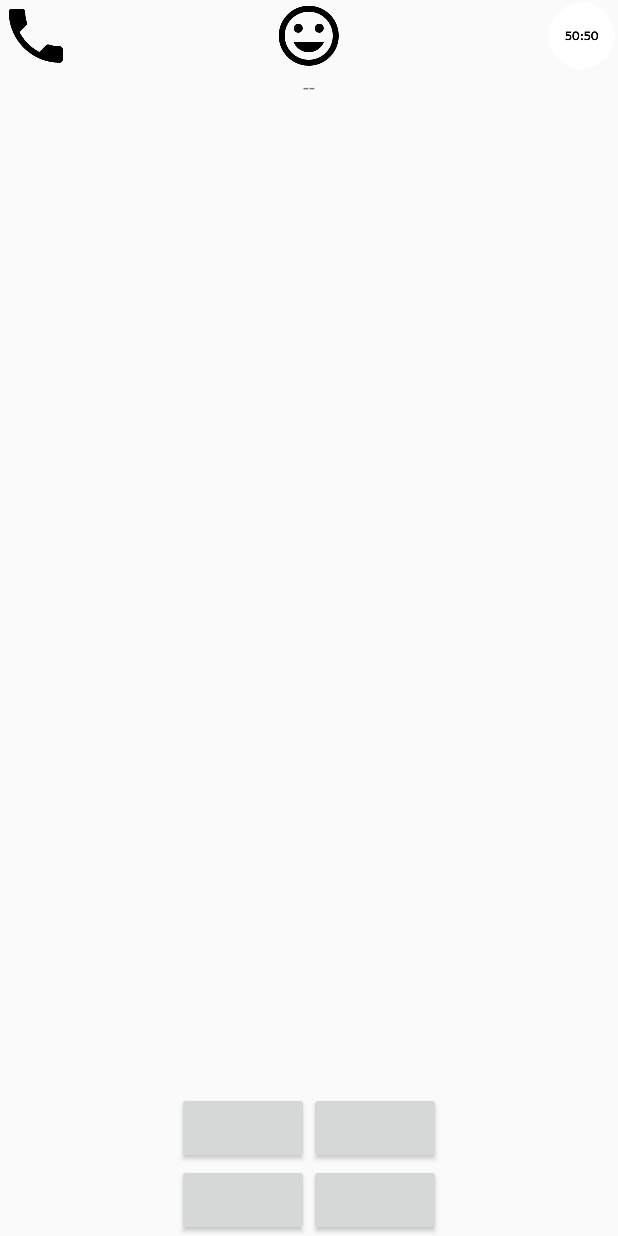
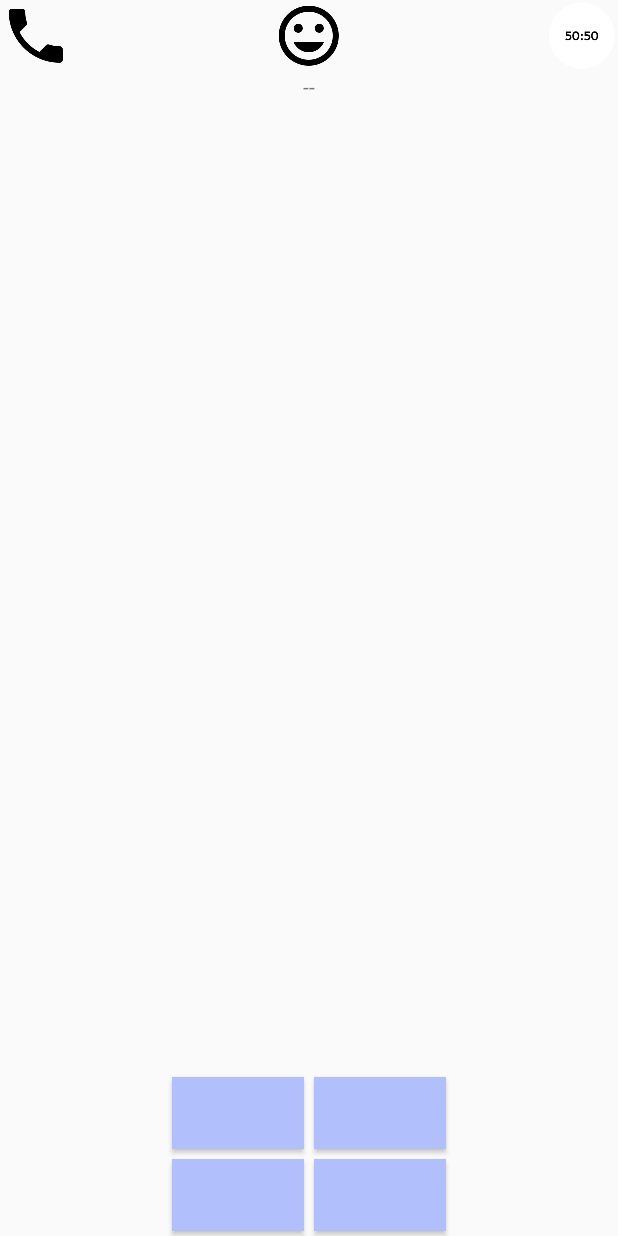
Before and after one commit to FalsyQuiz/FalsyQuiz, an Android app: the layout activity_question.xml on its own in the app's theme, with its tools: preview values and no code run, on a phone screen of 412 x 824 dp. Run offline under Robolectric (Android 15) with nearby library versions, the phone set to English and light mode, and no system bars.

```diff
--- a/app/src/main/res/layout/activity_question.xml
+++ b/app/src/main/res/layout/activity_question.xml
@@ -62,26 +62,34 @@
         <Button
             android:id="@+id/questionActivity_optionA_button"
             android:layout_width="wrap_content"
-            android:layout_height="wrap_content" />
+            android:layout_height="wrap_content"
+            android:background="@color/QuestionActivity_buttonColor"
+            android:layout_margin="@dimen/OptionButtonMargin"  />
 
         <Button
             android:id="@+id/questionActivity_optionB_button"
             android:layout_width="wrap_content"
             android:layout_height="wrap_content"
-            android:layout_toRightOf="@id/questionActivity_optionA_button"/>
+            android:layout_toRightOf="@id/questionActivity_optionA_button"
+            android:background="@color/QuestionActivity_buttonColor"
+            android:layout_margin="@dimen/OptionButtonMargin" />
 
         <Button
             android:id="@+id/questionActivity_optionC_button"
             android:layout_width="wrap_content"
             android:layout_height="wrap_content"
-            android:layout_below="@id/questionActivity_optionA_button" />
+            android:layout_below="@id/questionActivity_optionA_button"
+            android:background="@color/QuestionActivity_buttonColor"
+            android:layout_margin="@dimen/OptionButtonMargin" />
 
         <Button
             android:id="@+id/questionActivity_optionD_button"
             android:layout_width="wrap_content"
             android:layout_height="wrap_content"
             android:layout_toRightOf="@id/questionActivity_optionC_button"
-            android:layout_below="@id/questionActivity_optionB_button"/>
+            android:layout_below="@id/questionActivity_optionB_button"
+            android:background="@color/QuestionActivity_buttonColor"
+            android:layout_margin="@dimen/OptionButtonMargin"  />
 
     </RelativeLayout>
 
--- a/app/src/main/res/values/colors.xml
+++ b/app/src/main/res/values/colors.xml
@@ -5,6 +5,7 @@
     <color name="colorAccent">#FF4081</color>
     <color name="QuestionActivity_correctAnswerColor">#1ea128</color>
     <color name="QuestionActivity_wrongAnswerColor">#e20909</color>
+    <color name="QuestionActivity_buttonColor">#b2bffd</color>
     <color name="light_font">#FBFBFB</color>
     <color name="grey_font">#ff9e9e9e</color>
     <color name="text_shadow">#7F000000</color>
--- a/app/src/main/res/values/dimens.xml
+++ b/app/src/main/res/values/dimens.xml
@@ -5,4 +5,5 @@
     <dimen name="mainMenuActivity_logo_topMargin">100dp</dimen>
     <dimen name="navHeader_logo_width">40dp</dimen>
     <dimen name="navHeader_logo_height">40dp</dimen>
+    <dimen name="OptionButtonMargin">3dp</dimen>
 </resources>
```
Also changed, not shown: app/src/main/java/hu/falsyquiz/falsyquiz/Activities/QuestionActivity.java (+7 -2 lines), app/src/main/java/hu/falsyquiz/falsyquiz/Game/GameReferee.java (+16 -3 lines).
